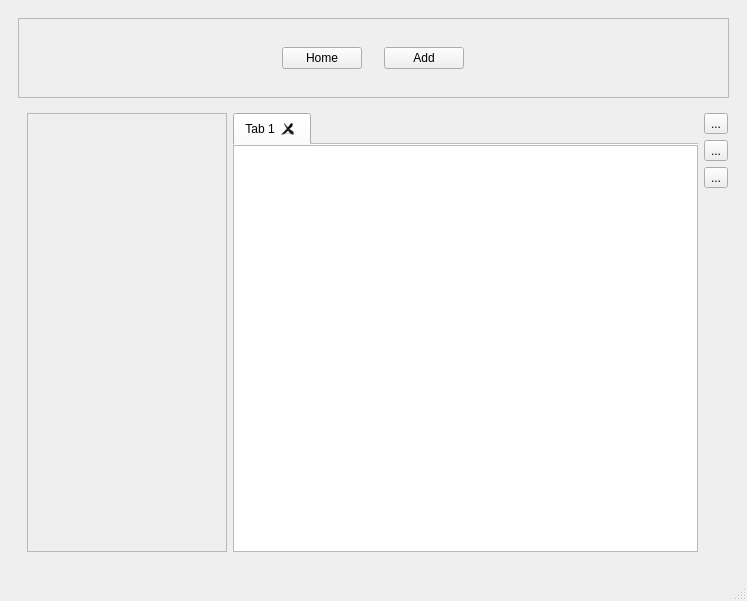
First picture: the form in mainwindow.ui, repository simmonsj330/NotiSimplifi, before the edit.
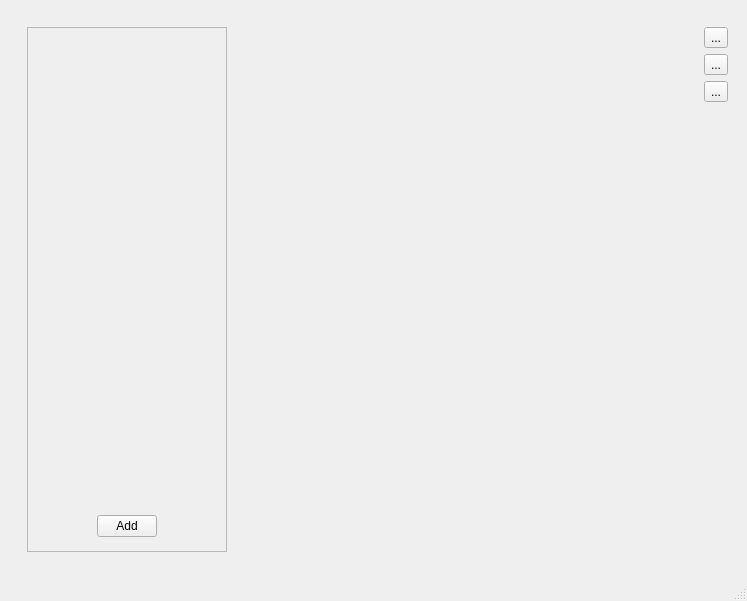
Second picture: the form after the edit. Icons and pictures are not drawn.

Patch:
```diff
--- a/mainwindow.ui
+++ b/mainwindow.ui
@@ -23,94 +23,6 @@
       <layout class="QHBoxLayout" name="horizontalLayout_2">
        <item>
         <layout class="QVBoxLayout" name="Menu_Notes_Tags">
-         <item>
-          <widget class="QFrame" name="Menu">
-           <property name="maximumSize">
-            <size>
-             <width>16777215</width>
-             <height>80</height>
-            </size>
-           </property>
-           <property name="frameShape">
-            <enum>QFrame::StyledPanel</enum>
-           </property>
-           <property name="frameShadow">
-            <enum>QFrame::Raised</enum>
-           </property>
-           <layout class="QHBoxLayout" name="horizontalLayout_4">
-            <property name="leftMargin">
-             <number>0</number>
-            </property>
-            <property name="topMargin">
-             <number>0</number>
-            </property>
-            <property name="rightMargin">
-             <number>0</number>
-            </property>
-            <property name="bottomMargin">
-             <number>0</number>
-            </property>
-            <item>
-             <widget class="QWidget" name="widget" native="true">
-              <widget class="QLabel" name="label">
-               <property name="geometry">
-                <rect>
-                 <x>0</x>
-                 <y>0</y>
-                 <width>71</width>
-                 <height>71</height>
-                </rect>
-               </property>
-               <property name="text">
-                <string/>
-               </property>
-               <property name="pixmap">
-                <pixmap>resources/logo.png</pixmap>
-               </property>
-               <property name="scaledContents">
-                <bool>true</bool>
-               </property>
-              </widget>
-             </widget>
-            </item>
-            <item>
-             <widget class="QWidget" name="widget_2" native="true">
-              <layout class="QHBoxLayout" name="horizontalLayout_5">
-               <item>
-                <widget class="QPushButton" name="pushButton_2">
-                 <property name="maximumSize">
-                  <size>
-                   <width>80</width>
-                   <height>16777215</height>
-                  </size>
-                 </property>
-                 <property name="text">
-                  <string>Home</string>
-                 </property>
-                </widget>
-               </item>
-               <item>
-                <widget class="QPushButton" name="pushButton">
-                 <property name="maximumSize">
-                  <size>
-                   <width>80</width>
-                   <height>16777215</height>
-                  </size>
-                 </property>
-                 <property name="text">
-                  <string>Add</string>
-                 </property>
-                </widget>
-               </item>
-              </layout>
-             </widget>
-            </item>
-            <item>
-             <widget class="QWidget" name="widget_3" native="true"/>
-            </item>
-           </layout>
-          </widget>
-         </item>
          <item>
           <widget class="QWidget" name="Notes_Tags" native="true">
            <layout class="QHBoxLayout" name="horizontalLayout_3">
@@ -134,6 +46,55 @@
               <property name="frameShadow">
                <enum>QFrame::Raised</enum>
               </property>
+              <layout class="QVBoxLayout" name="verticalLayout_3">
+               <property name="leftMargin">
+                <number>0</number>
+               </property>
+               <property name="topMargin">
+                <number>0</number>
+               </property>
+               <property name="rightMargin">
+                <number>0</number>
+               </property>
+               <property name="bottomMargin">
+                <number>0</number>
+               </property>
+               <item>
+                <layout class="QVBoxLayout" name="verticalLayout_2">
+                 <property name="spacing">
+                  <number>0</number>
+                 </property>
+                 <item>
+                  <widget class="QWidget" name="widget" native="true"/>
+                 </item>
+                 <item>
+                  <widget class="QWidget" name="widget_2" native="true">
+                   <property name="maximumSize">
+                    <size>
+                     <width>16777215</width>
+                     <height>50</height>
+                    </size>
+                   </property>
+                   <layout class="QHBoxLayout" name="horizontalLayout_4">
+                    <item>
+                     <widget class="QPushButton" name="pushButton">
+                      <property name="maximumSize">
+                       <size>
+                        <width>60</width>
+                        <height>16777215</height>
+                       </size>
+                      </property>
+                      <property name="text">
+                       <string>Add</string>
+                      </property>
+                     </widget>
+                    </item>
+                   </layout>
+                  </widget>
+                 </item>
+                </layout>
+               </item>
+              </layout>
              </widget>
             </item>
             <item>
@@ -151,66 +112,6 @@
                <property name="bottomMargin">
                 <number>0</number>
                </property>
-               <item>
-                <widget class="QTabWidget" name="tabWidget">
-                 <property name="sizePolicy">
-                  <sizepolicy hsizetype="Preferred" vsizetype="Preferred">
-                   <horstretch>0</horstretch>
-                   <verstretch>0</verstretch>
-                  </sizepolicy>
-                 </property>
-                 <property name="tabShape">
-                  <enum>QTabWidget::Rounded</enum>
-                 </property>
-                 <property name="currentIndex">
-                  <number>0</number>
-                 </property>
-                 <property name="documentMode">
-                  <bool>true</bool>
-                 </property>
-                 <property name="tabsClosable">
-                  <bool>true</bool>
-                 </property>
-                 <property name="movable">
-                  <bool>true</bool>
-                 </property>
-                 <widget class="QWidget" name="tab">
-                  <property name="sizePolicy">
-                   <sizepolicy hsizetype="Preferred" vsizetype="Preferred">
-                    <horstretch>0</horstretch>
-                    <verstretch>0</verstretch>
-                   </sizepolicy>
-                  </property>
-                  <attribute name="title">
-                   <string>Tab 1</string>
-                  </attribute>
-                  <layout class="QHBoxLayout" name="horizontalLayout_7">
-                   <property name="leftMargin">
-                    <number>0</number>
-                   </property>
-                   <property name="topMargin">
-                    <number>0</number>
-                   </property>
-                   <property name="rightMargin">
-                    <number>0</number>
-                   </property>
-                   <property name="bottomMargin">
-                    <number>0</number>
-                   </property>
-                   <item>
-                    <widget class="QPlainTextEdit" name="plainTextEdit">
-                     <property name="sizePolicy">
-                      <sizepolicy hsizetype="Preferred" vsizetype="Preferred">
-                       <horstretch>0</horstretch>
-                       <verstretch>0</verstretch>
-                      </sizepolicy>
-                     </property>
-                    </widget>
-                   </item>
-                  </layout>
-                 </widget>
-                </widget>
-               </item>
               </layout>
              </widget>
             </item>
```
